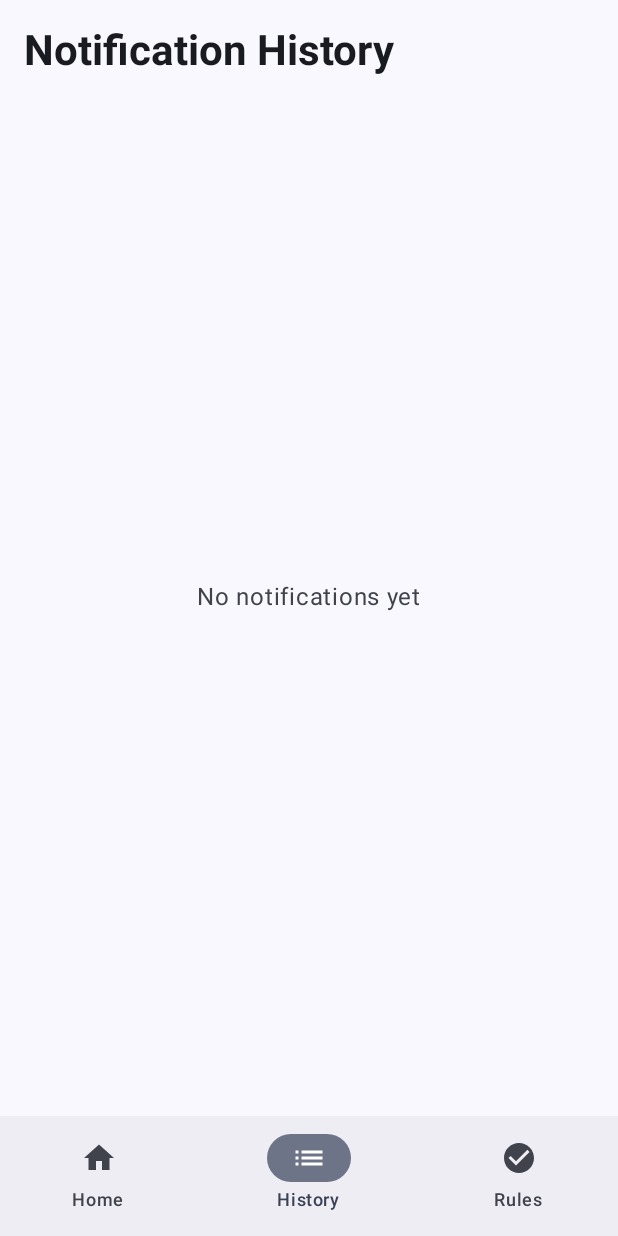
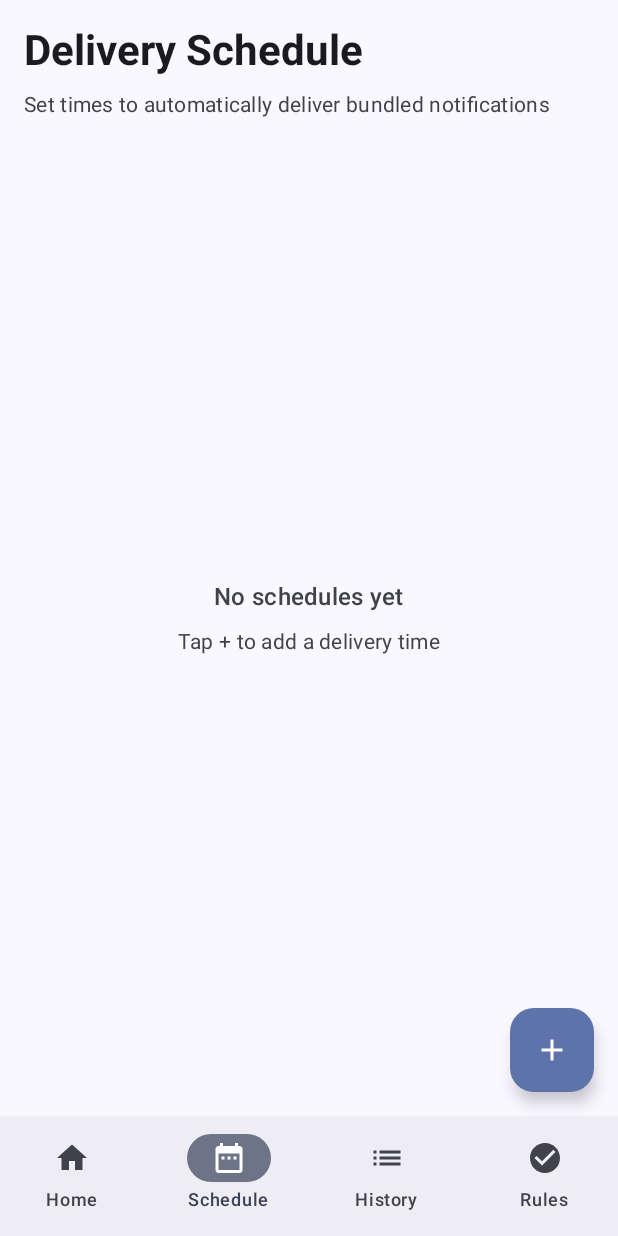
Before and after one commit to eliasfloreteng/bundl, an Android app built with Jetpack Compose: the screen it shows after launch (MainActivity), item 2 of the bottom bar chosen, on a phone screen of 412 x 824 dp. Run offline under Robolectric (Android 15) with nearby library versions, the phone set to English and light mode, and no system bars; our stand-ins replace Room's generated code, navigation suite.

Commit message:
Add schedule screen

```diff
--- a/app/src/main/java/se/floreteng/bundl/MainActivity.kt
+++ b/app/src/main/java/se/floreteng/bundl/MainActivity.kt
@@ -7,8 +7,8 @@ import androidx.activity.enableEdgeToEdge
 import androidx.compose.material.icons.Icons
 import androidx.compose.material.icons.automirrored.filled.List
 import androidx.compose.material.icons.filled.CheckCircle
+import androidx.compose.material.icons.filled.DateRange
 import androidx.compose.material.icons.filled.Home
-import androidx.compose.material.icons.filled.List
 import androidx.compose.material3.Icon
 import androidx.compose.material3.Text
 import androidx.compose.material3.adaptive.navigationsuite.NavigationSuiteScaffold
@@ -29,6 +29,8 @@ import se.floreteng.bundl.apprule.AppRuleViewModel
 import se.floreteng.bundl.notifications.NotificationRepository
 import se.floreteng.bundl.notifications.NotificationViewModel
 import se.floreteng.bundl.preferences.PreferencesManager
+import se.floreteng.bundl.schedule.ScheduleRepository
+import se.floreteng.bundl.schedule.ScheduleViewModel
 import se.floreteng.bundl.ui.theme.BundlTheme
 
 class MainActivity : ComponentActivity() {
@@ -59,6 +61,7 @@ fun BundlApp() {
 
     val appRuleRepository = AppRuleRepository(database.appRuleDao)
     val notificationRepository = NotificationRepository(database.notificationDao)
+    val scheduleRepository = ScheduleRepository(database.scheduleDao)
     val preferencesManager = PreferencesManager(context)
 
     val viewModelFactory = object : ViewModelProvider.Factory {
@@ -73,6 +76,9 @@ fun BundlApp() {
                 }
                 modelClass.isAssignableFrom(HomeViewModel::class.java) -> {
                     HomeViewModel(preferencesManager, notificationRepository) as T
+                }
+                modelClass.isAssignableFrom(ScheduleViewModel::class.java) -> {
+                    ScheduleViewModel(scheduleRepository) as T
                 }
                 else -> throw IllegalArgumentException("Unknown ViewModel class: ${modelClass.name}")
             }
@@ -102,6 +108,9 @@ fun BundlApp() {
             AppDestinations.HOME -> HomeScreen(
                 viewModel = viewModel(factory = viewModelFactory)
             )
+            AppDestinations.SCHEDULE -> ScheduleScreen(
+                viewModel = viewModel(factory = viewModelFactory)
+            )
             AppDestinations.HISTORY -> HistoryScreen(
                 viewModel = viewModel(factory = viewModelFactory)
             )
@@ -118,6 +127,7 @@ enum class AppDestinations(
     val icon: ImageVector,
 ) {
     HOME("Home", Icons.Default.Home),
+    SCHEDULE("Schedule", Icons.Default.DateRange),
     HISTORY("History", Icons.AutoMirrored.Default.List),
     RULES("Rules", Icons.Default.CheckCircle),
 }
--- /dev/null
+++ b/app/src/main/java/se/floreteng/bundl/ScheduleScreen.kt
@@ -0,0 +1,247 @@
+package se.floreteng.bundl
+
+import androidx.compose.material3.ExperimentalMaterial3Api
+import androidx.compose.foundation.layout.Arrangement
+import androidx.compose.foundation.layout.Column
+import androidx.compose.foundation.layout.Row
+import androidx.compose.foundation.layout.Spacer
+import androidx.compose.foundation.layout.fillMaxSize
+import androidx.compose.foundation.layout.fillMaxWidth
+import androidx.compose.foundation.layout.height
+import androidx.compose.foundation.layout.padding
+import androidx.compose.foundation.lazy.LazyColumn
+import androidx.compose.foundation.lazy.items
+import androidx.compose.material.icons.Icons
+import androidx.compose.material.icons.filled.Add
+import androidx.compose.material.icons.filled.Delete
+import androidx.compose.material3.AlertDialog
+import androidx.compose.material3.Card
+import androidx.compose.material3.FloatingActionButton
+import androidx.compose.material3.Icon
+import androidx.compose.material3.IconButton
+import androidx.compose.material3.MaterialTheme
+import androidx.compose.material3.Scaffold
+import androidx.compose.material3.Switch
+import androidx.compose.material3.Text
+import androidx.compose.material3.TextButton
+import androidx.compose.material3.TimePicker
+import androidx.compose.material3.rememberTimePickerState
+import androidx.compose.runtime.Composable
+import androidx.compose.runtime.DisposableEffect
+import androidx.compose.runtime.collectAsState
+import androidx.compose.runtime.getValue
+import androidx.compose.ui.Alignment
+import androidx.compose.ui.Modifier
+import androidx.compose.ui.platform.LocalContext
+import androidx.compose.ui.platform.LocalLifecycleOwner
+import androidx.compose.ui.text.font.FontWeight
+import androidx.compose.ui.unit.dp
+import androidx.lifecycle.Lifecycle
+import androidx.lifecycle.LifecycleEventObserver
+import androidx.lifecycle.viewmodel.compose.viewModel
+import se.floreteng.bundl.schedule.Schedule
+import se.floreteng.bundl.schedule.ScheduleEvent
+import se.floreteng.bundl.schedule.ScheduleViewModel
+
+@Composable
+fun ScheduleScreen(
+    modifier: Modifier = Modifier,
+    viewModel: ScheduleViewModel = viewModel()
+) {
+    val state by viewModel.state.collectAsState()
+    val context = LocalContext.current
+
+    // Reschedule alarms when returning from background
+    val lifecycleOwner = LocalLifecycleOwner.current
+    DisposableEffect(lifecycleOwner) {
+        val observer = LifecycleEventObserver { _, event ->
+            if (event == Lifecycle.Event.ON_RESUME) {
+                viewModel.rescheduleAllAlarms(context)
+            }
+        }
+        lifecycleOwner.lifecycle.addObserver(observer)
+        onDispose {
+            lifecycleOwner.lifecycle.removeObserver(observer)
+        }
+    }
+
+    Scaffold(
+        modifier = modifier.fillMaxSize(),
+        floatingActionButton = {
+            FloatingActionButton(
+                onClick = { viewModel.onEvent(ScheduleEvent.ShowDialog) }
+            ) {
+                Icon(Icons.Default.Add, contentDescription = "Add schedule")
+            }
+        }
+    ) { innerPadding ->
+        Column(
+            modifier = Modifier
+                .fillMaxSize()
+                .padding(innerPadding)
+                .padding(16.dp)
+        ) {
+            Text(
+                text = "Delivery Schedule",
+                style = MaterialTheme.typography.headlineMedium,
+                fontWeight = FontWeight.Bold
+            )
+            Spacer(modifier = Modifier.height(8.dp))
+            Text(
+                text = "Set times to automatically deliver bundled notifications",
+                style = MaterialTheme.typography.bodyMedium,
+                color = MaterialTheme.colorScheme.onSurfaceVariant
+            )
+            Spacer(modifier = Modifier.height(16.dp))
+
+            if (state.schedules.isEmpty()) {
+                Column(
+                    modifier = Modifier
+                        .fillMaxSize()
+                        .padding(32.dp),
+                    horizontalAlignment = Alignment.CenterHorizontally,
+                    verticalArrangement = Arrangement.Center
+                ) {
+                    Text(
+                        text = "No schedules yet",
+                        style = MaterialTheme.typography.titleMedium,
+                        color = MaterialTheme.colorScheme.onSurfaceVariant
+                    )
+                    Spacer(modifier = Modifier.height(8.dp))
+                    Text(
+                        text = "Tap + to add a delivery time",
+                        style = MaterialTheme.typography.bodyMedium,
+                        color = MaterialTheme.colorScheme.onSurfaceVariant
+                    )
+                }
+            } else {
+                LazyColumn(
+                    verticalArrangement = Arrangement.spacedBy(8.dp)
+                ) {
+                    items(state.schedules) { schedule ->
+                        ScheduleItem(
+                            schedule = schedule,
+                            onToggle = { enabled ->
+                                viewModel.onEvent(ScheduleEvent.ToggleSchedule(schedule, enabled))
+                                viewModel.rescheduleAllAlarms(context)
+                            },
+                            onDelete = {
+                                viewModel.onEvent(ScheduleEvent.DeleteSchedule(schedule))
+                            }
+                        )
+                    }
+                }
+            }
+        }
+
+        if (state.isAddingSchedule) {
+            AddScheduleDialog(
+                onDismiss = { viewModel.onEvent(ScheduleEvent.HideDialog) },
+                onConfirm = {
+                    viewModel.onEvent(ScheduleEvent.SaveSchedule)
+                    viewModel.rescheduleAllAlarms(context)
+                },
+                onHourChange = { viewModel.onEvent(ScheduleEvent.SetHour(it)) },
+                onMinuteChange = { viewModel.onEvent(ScheduleEvent.SetMinute(it)) },
+                initialHour = state.selectedHour,
+                initialMinute = state.selectedMinute
+            )
+        }
+    }
+}
+
+@Composable
+private fun ScheduleItem(
+    schedule: Schedule,
+    onToggle: (Boolean) -> Unit,
+    onDelete: () -> Unit
+) {
+    Card(
+        modifier = Modifier.fillMaxWidth()
+    ) {
+        Row(
+            modifier = Modifier
+                .fillMaxWidth()
+                .padding(16.dp),
+            horizontalArrangement = Arrangement.SpaceBetween,
+            verticalAlignment = Alignment.CenterVertically
+        ) {
+            Row(
+                verticalAlignment = Alignment.CenterVertically
+            ) {
+                Text(
+                    text = String.format("%02d:%02d", schedule.hour, schedule.minute),
+                    style = MaterialTheme.typography.headlineMedium,
+                    fontWeight = FontWeight.Bold
+                )
+            }
+            Row(
+                verticalAlignment = Alignment.CenterVertically
+            ) {
+                Switch(
+                    checked = schedule.enabled,
+                    onCheckedChange = onToggle
+                )
+                IconButton(onClick = onDelete) {
+                    Icon(
+                        Icons.Default.Delete,
+                        contentDescription = "Delete schedule",
+                        tint = MaterialTheme.colorScheme.error
+                    )
+                }
+            }
+        }
+    }
+}
+
+@OptIn(ExperimentalMaterial3Api::class)
+@Composable
+private fun AddScheduleDialog(
+    onDismiss: () -> Unit,
+    onConfirm: () -> Unit,
+    onHourChange: (Int) -> Unit,
+    onMinuteChange: (Int) -> Unit,
+    initialHour: Int,
+    initialMinute: Int
+) {
+    val timePickerState = rememberTimePickerState(
+        initialHour = initialHour,
+        initialMinute = initialMinute,
+        is24Hour = true
+    )
+
+    AlertDialog(
+        onDismissRequest = onDismiss,
+        title = {
+            Text(
+                text = "Add Delivery Time",
+                style = MaterialTheme.typography.headlineSmall
+            )
+        },
+        text = {
+            Column(
+                horizontalAlignment = Alignment.CenterHorizontally
+            ) {
+                TimePicker(
+                    state = timePickerState
+                )
+            }
+        },
+        confirmButton = {
+            TextButton(
+                onClick = {
+                    onHourChange(timePickerState.hour)
+                    onMinuteChange(timePickerState.minute)
+                    onConfirm()
+                }
+            ) {
+                Text("Add")
+            }
+        },
+        dismissButton = {
+            TextButton(onClick = onDismiss) {
+                Text("Cancel")
+            }
+        }
+    )
+}
```
